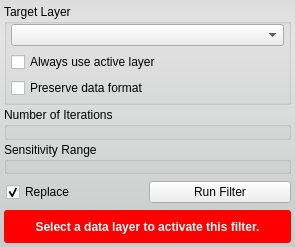
Qt form src/Interface/ToolInterface/CurvatureAnisotropicDiffusionFilterInterface.ui (jessdtate/Seg3D) before a commit.
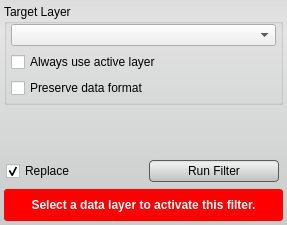
The same form after that commit. Custom widgets are drawn as their Qt base class.

Commit message: added styles to the ui buttons still some tweaking that needs done.  check out the Discrete Gaussian Blur tool and let me know if the lighter background looks better.

```diff
--- a/src/Interface/ToolInterface/CurvatureAnisotropicDiffusionFilterInterface.ui
+++ b/src/Interface/ToolInterface/CurvatureAnisotropicDiffusionFilterInterface.ui
@@ -6,8 +6,8 @@
    <rect>
     <x>0</x>
     <y>0</y>
-    <width>295</width>
-    <height>247</height>
+    <width>287</width>
+    <height>225</height>
    </rect>
   </property>
   <property name="sizePolicy">
@@ -23,6 +23,27 @@
    <string notr="true">QWidget#CurvatureAnisotropicDiffusionFilterInterface{
 	border-radius: 3px;
 	background-color: qlineargradient(spread:pad, x1:0.5, y1:0, x2:0.5, y2:0.960227, stop:0 rgba(221, 221, 221, 255), stop:0.155779 rgba(228, 228, 228, 255), stop:1 rgba(202, 204, 204, 255));      
+}
+
+QPushButton{
+	background-color: qlineargradient(spread:pad, x1:0.5, y1:0, x2:0.5, y2:0.960227, stop:0 rgba(221, 221, 221, 255), stop:0.155779 rgba(238, 238, 238, 255), stop:1 rgba(192, 194, 194, 255));
+	border-radius: 4px;
+	border: 1px solid rgb(90, 90, 90);
+	margin:4px;
+}
+
+QPushButton:hover{
+	background-color: qlineargradient(spread:pad, x1:0.5, y1:0, x2:0.5, y2:1, stop:0 rgba(195, 195, 195, 255), stop:0.253769 rgba(206, 206, 206, 255), stop:1 rgba(185, 185, 185, 255));
+	border-radius: 4px;
+	border: 1px solid rgb(90, 90, 90);
+	margin:4px;
+}
+
+QPushButton:pressed{
+	background-color: qlineargradient(spread:pad, x1:0.5, y1:0, x2:0.5, y2:1, stop:0 rgba(150, 150, 150, 255), stop:0.753769 rgba(206, 206, 206, 255), stop:1 rgba(185, 185, 185, 255));
+	border-radius: 4px;
+	border: 1px solid rgb(90, 90, 90);
+	margin:4px;
 }</string>
   </property>
   <layout class="QVBoxLayout" name="verticalLayout">
@@ -117,58 +138,10 @@
     </widget>
    </item>
    <item>
-    <widget class="QGroupBox" name="groupBox">
-     <property name="title">
-      <string>Number of Iterations</string>
-     </property>
-     <layout class="QHBoxLayout" name="horizontalLayout_2">
-      <property name="spacing">
-       <number>0</number>
-      </property>
-      <property name="leftMargin">
-       <number>4</number>
-      </property>
-      <property name="topMargin">
-       <number>2</number>
-      </property>
-      <property name="rightMargin">
-       <number>4</number>
-      </property>
-      <property name="bottomMargin">
-       <number>4</number>
-      </property>
-      <item>
-       <widget class="QtUtils::QtLogSliderIntCombo" name="iterations_" native="true"/>
-      </item>
-     </layout>
-    </widget>
+    <widget class="QtUtils::QtLogSliderIntCombo" name="iterations_" native="true"/>
    </item>
    <item>
-    <widget class="QGroupBox" name="groupBox_2">
-     <property name="title">
-      <string>Sensitivity Range</string>
-     </property>
-     <layout class="QHBoxLayout" name="horizontalLayout_3">
-      <property name="spacing">
-       <number>0</number>
-      </property>
-      <property name="leftMargin">
-       <number>4</number>
-      </property>
-      <property name="topMargin">
-       <number>2</number>
-      </property>
-      <property name="rightMargin">
-       <number>4</number>
-      </property>
-      <property name="bottomMargin">
-       <number>4</number>
-      </property>
-      <item>
-       <widget class="QtUtils::QtSliderDoubleCombo" name="sensitivity_" native="true"/>
-      </item>
-     </layout>
-    </widget>
+    <widget class="QtUtils::QtSliderDoubleCombo" name="sensitivity_" native="true"/>
    </item>
    <item>
     <widget class="QWidget" name="replaceRunWidget" native="true">
@@ -212,6 +185,12 @@
       </item>
       <item>
        <widget class="QPushButton" name="runFilterButton">
+        <property name="minimumSize">
+         <size>
+          <width>0</width>
+          <height>30</height>
+         </size>
+        </property>
         <property name="text">
          <string>Run Filter</string>
         </property>
```
The commit also changes 57 other files.
